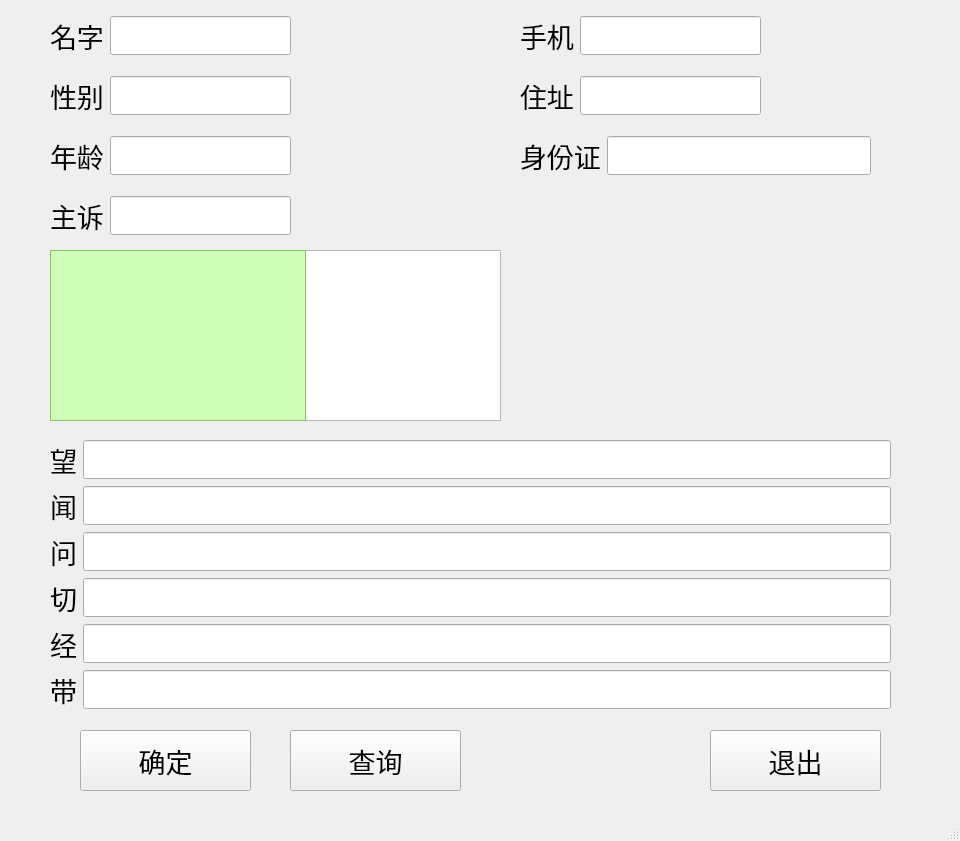
Before: the Qt Designer form UI/information.ui in DefJia/TCM-Retrieval-System, drawn with Qt 5.
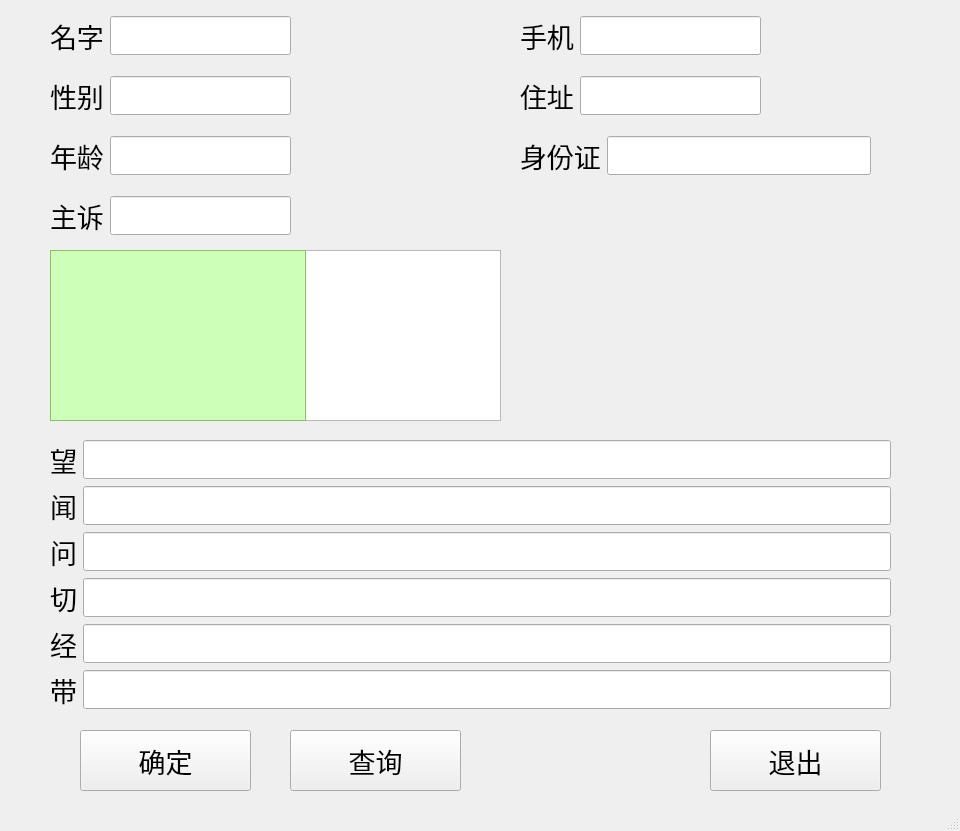
After: the same form once the commit is applied.

```diff
--- a/UI/information.ui
+++ b/UI/information.ui
@@ -7,7 +7,7 @@
     <x>0</x>
     <y>0</y>
     <width>960</width>
-    <height>841</height>
+    <height>831</height>
    </rect>
   </property>
   <property name="windowTitle">
```
